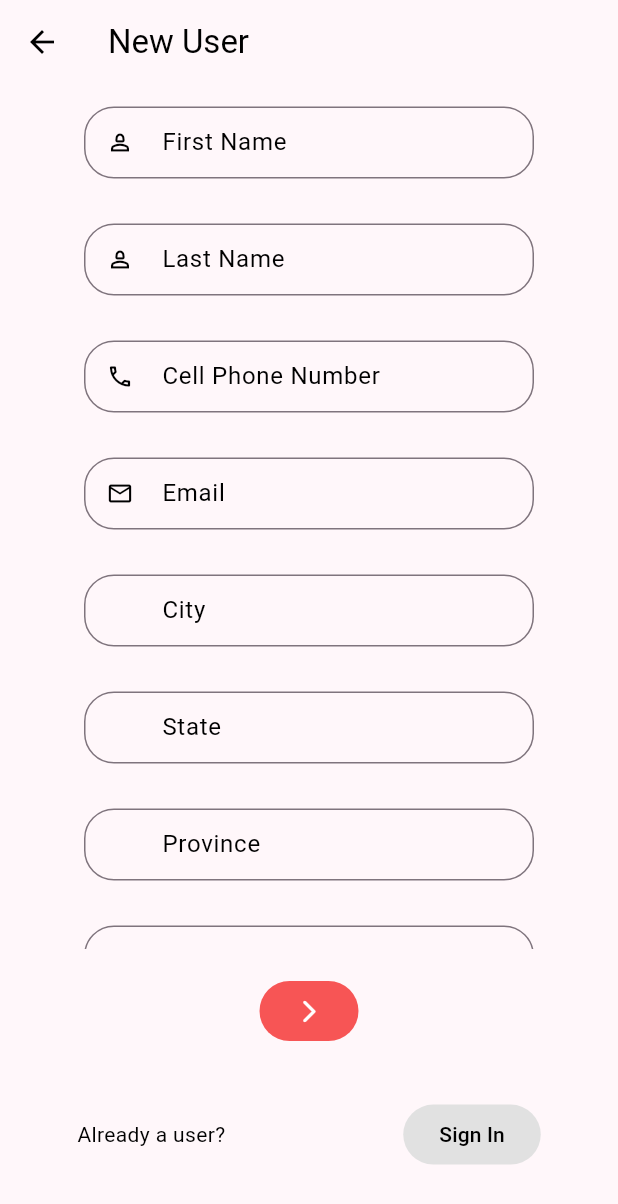
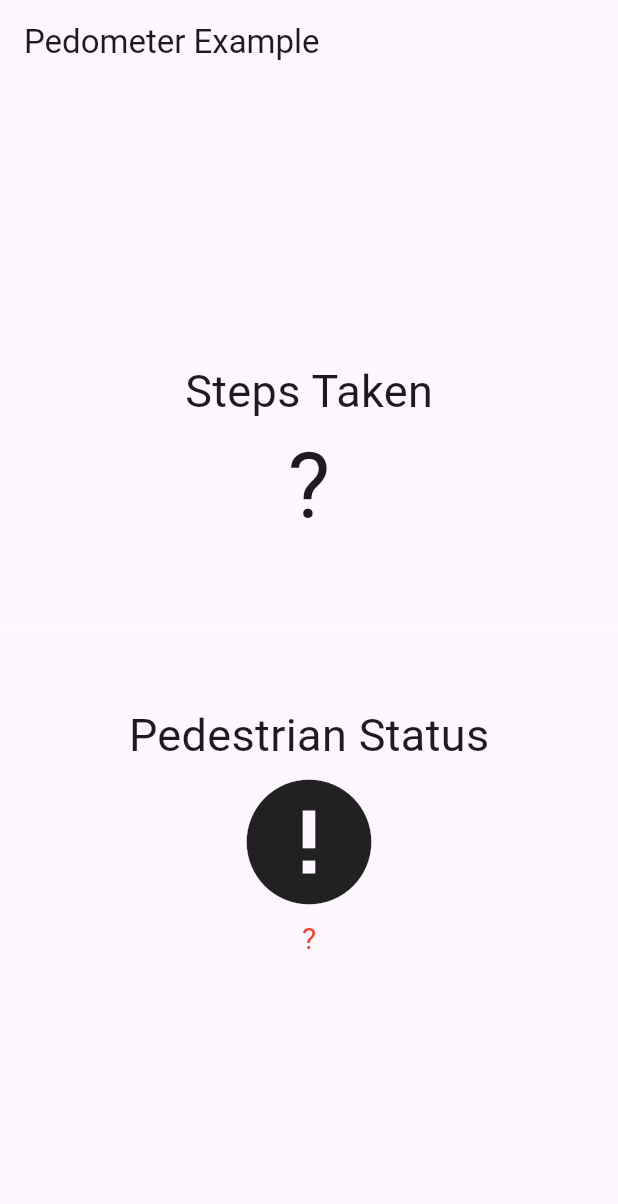
Before and after one commit to itsDaniyaL/walking_track, a Flutter app: the AllowPermissionsPage screen opened directly, after a tap on the "arrow forward ios" icon, on a phone screen of 412 x 824 dp. Shown: the top 1204 px of the screen. Run offline on Flutter 3.47's test engine with Material 3 defaults, Android fonts, the phone set to English and light mode, and no system bars; our stand-ins replace animated_splash_screen, pedometer.

```diff
--- a/lib/screens/allow_permissions.dart
+++ b/lib/screens/allow_permissions.dart
@@ -2,6 +2,7 @@ import 'package:flutter/foundation.dart';
 import 'package:flutter/material.dart';
 import 'package:walking_track/screens/sign_in.dart';
 import 'package:walking_track/screens/sign_up_user_info.dart';
+import 'package:walking_track/screens/six_minute_walking.dart';
 import 'package:walking_track/shared/filled_button.dart';
 import 'package:walking_track/shared/text_field.dart';
 import 'package:walking_track/shared/toggle_button.dart';
@@ -46,7 +47,7 @@ class _AllowPermissionsPageState extends State<AllowPermissionsPage> {
                     Navigator.push(
                       context,
                       MaterialPageRoute(
-                          builder: (context) => const SignUpUserInfoPage()),
+                          builder: (context) => const SixMinuteWalkingPage()),
                     );
                   },
                   // validateForm()
--- a/lib/screens/six_minute_walking.dart
+++ b/lib/screens/six_minute_walking.dart
@@ -0,0 +1,114 @@
+import 'package:flutter/material.dart';
+import 'dart:async';
+
+import 'package:pedometer/pedometer.dart';
+
+class SixMinuteWalkingPage extends StatefulWidget {
+  const SixMinuteWalkingPage({super.key});
+  @override
+  State<SixMinuteWalkingPage> createState() => _SixMinuteWalkingPageState();
+}
+
+class _SixMinuteWalkingPageState extends State<SixMinuteWalkingPage> {
+  late Stream<StepCount> _stepCountStream;
+  late Stream<PedestrianStatus> _pedestrianStatusStream;
+  String _status = '?', _steps = '?';
+
+  @override
+  void initState() {
+    super.initState();
+    initPlatformState();
+  }
+
+  void onStepCount(StepCount event) {
+    print(event);
+    setState(() {
+      _steps = event.steps.toString();
+    });
+  }
+
+  void onPedestrianStatusChanged(PedestrianStatus event) {
+    print(event);
+    setState(() {
+      _status = event.status;
+    });
+  }
+
+  void onPedestrianStatusError(error) {
+    print('onPedestrianStatusError: $error');
+    setState(() {
+      _status = 'Pedestrian Status not available';
+    });
+    print(_status);
+  }
+
+  void onStepCountError(error) {
+    print('onStepCountError: $error');
+    setState(() {
+      _steps = 'Step Count not available';
+    });
+  }
+
+  void initPlatformState() {
+    _pedestrianStatusStream = Pedometer.pedestrianStatusStream;
+    _pedestrianStatusStream
+        .listen(onPedestrianStatusChanged)
+        .onError(onPedestrianStatusError);
+
+    _stepCountStream = Pedometer.stepCountStream;
+    _stepCountStream.listen(onStepCount).onError(onStepCountError);
+
+    if (!mounted) return;
+  }
+
+  @override
+  Widget build(BuildContext context) {
+    return MaterialApp(
+      home: Scaffold(
+        appBar: AppBar(
+          title: const Text('Pedometer Example'),
+        ),
+        body: Center(
+          child: Column(
+            mainAxisAlignment: MainAxisAlignment.center,
+            children: <Widget>[
+              Text(
+                'Steps Taken',
+                style: TextStyle(fontSize: 30),
+              ),
+              Text(
+                _steps,
+                style: TextStyle(fontSize: 60),
+              ),
+              Divider(
+                height: 100,
+                thickness: 0,
+                color: Colors.white,
+              ),
+              Text(
+                'Pedestrian Status',
+                style: TextStyle(fontSize: 30),
+              ),
+              Icon(
+                _status == 'walking'
+                    ? Icons.directions_walk
+                    : _status == 'stopped'
+                        ? Icons.accessibility_new
+                        : Icons.error,
+                size: 100,
+              ),
+              Center(
+                child: Text(
+                  _status,
+                  style: _status == 'walking' || _status == 'stopped'
+                      ? TextStyle(fontSize: 30)
+                      : TextStyle(fontSize: 20, color: Colors.red),
+                ),
+              )
+            ],
+          ),
+        ),
+      ),
+    );
+  }
+}
--- a/pubspec.yaml
+++ b/pubspec.yaml
@@ -37,6 +37,8 @@ dependencies:
   cupertino_icons: ^1.0.2
   animated_splash_screen: ^1.3.0
   pedometer: ^4.0.1
+  permission_handler: ^11.0.1
+  flutter_local_notifications: ^17.2.1
 
 dev_dependencies:
   flutter_test:
```
Also changed, not shown: lib/screens/sign_in.dart (+40 -33 lines), lib/screens/sign_in_new_user.dart (+6 -3 lines), lib/screens/sign_up_description.dart (+7 -4 lines), lib/screens/sign_up_diagnostics.dart (+24 -4 lines), lib/screens/sign_up_user_info.dart (+81 -33 lines), lib/shared/text_field.dart (+14 -3 lines), lib/utils/validators.dart (added, +72 -0 lines), pubspec.lock, 9 other files.
